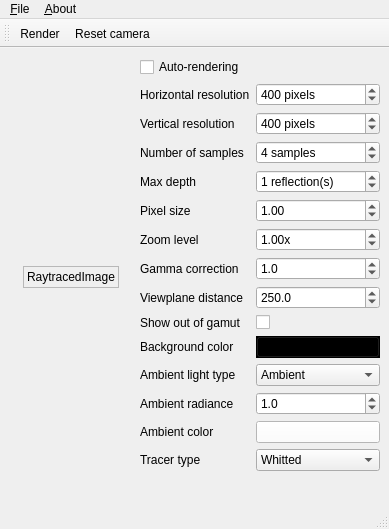
This is projects/mainwindow.ui in thiagowfx/raytracer-lcg-2014 as Qt 5 draws it before an edit. The edited form follows.
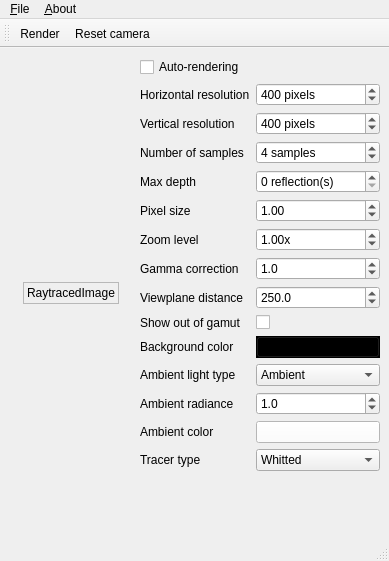
This is the edited form. Icons and pictures are not drawn.

Diff of the .ui file:
```diff
--- a/projects/mainwindow.ui
+++ b/projects/mainwindow.ui
@@ -7,7 +7,7 @@
     <x>0</x>
     <y>0</y>
     <width>389</width>
-    <height>529</height>
+    <height>561</height>
    </rect>
   </property>
   <property name="focusPolicy">
@@ -1192,7 +1192,7 @@
          <number>30</number>
         </property>
         <property name="value">
-         <number>1</number>
+         <number>0</number>
         </property>
        </widget>
       </item>
```
Left out of the diff: 5 changed lines with no effect on the pictures.
